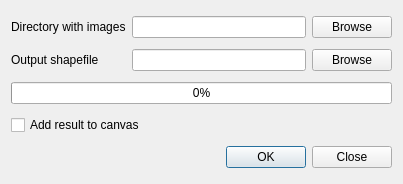
First picture: the form in ui/photo2shapedialogbase.ui, repository talaj-info/photo2shape, before the edit.
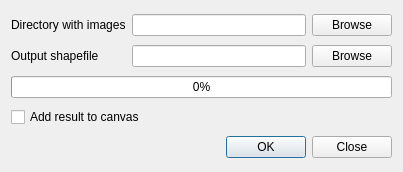
Second picture: the form after the edit.

Commit message: new about dialog moved thread code to separate file drop photo2shape_utils file as it is not necessary now

The edit to the form file:
```diff
--- a/ui/photo2shapedialogbase.ui
+++ b/ui/photo2shapedialogbase.ui
@@ -7,7 +7,7 @@
     <x>0</x>
     <y>0</y>
     <width>403</width>
-    <height>184</height>
+    <height>172</height>
    </rect>
   </property>
   <property name="windowTitle">
@@ -22,18 +22,14 @@
     </widget>
    </item>
    <item row="0" column="1">
-    <layout class="QHBoxLayout" name="horizontalLayout">
-     <item>
       <widget class="QLineEdit" name="inputDirEdit"/>
      </item>
-     <item>
-      <widget class="QPushButton" name="selectInputDirButton">
+   <item row="0" column="2">
+    <widget class="QPushButton" name="btnSelectInputDir">
        <property name="text">
         <string>Browse</string>
        </property>
       </widget>
-     </item>
-    </layout>
    </item>
    <item row="1" column="0">
     <widget class="QLabel" name="label_2">
@@ -43,23 +39,12 @@
     </widget>
    </item>
    <item row="1" column="1">
-    <layout class="QHBoxLayout" name="horizontalLayout_2">
-     <item>
       <widget class="QLineEdit" name="outputFileEdit"/>
      </item>
-     <item>
-      <widget class="QPushButton" name="selectOutputFileButton">
+   <item row="1" column="2">
+    <widget class="QPushButton" name="btnSelectOutputFile">
        <property name="text">
         <string>Browse</string>
-       </property>
-      </widget>
-     </item>
-    </layout>
-   </item>
-   <item row="2" column="0" colspan="2">
-    <widget class="QProgressBar" name="progressBar">
-     <property name="value">
-      <number>0</number>
      </property>
     </widget>
    </item>
@@ -70,7 +55,14 @@
      </property>
     </widget>
    </item>
-   <item row="4" column="0" colspan="2">
+   <item row="2" column="0" colspan="3">
+    <widget class="QProgressBar" name="progressBar">
+     <property name="value">
+      <number>0</number>
+     </property>
+    </widget>
+   </item>
+   <item row="4" column="1" colspan="2">
     <widget class="QDialogButtonBox" name="buttonBox">
      <property name="orientation">
       <enum>Qt::Horizontal</enum>
```
Lines whose indentation alone changed are shown as unchanged. The commit also changes 5 other files.
